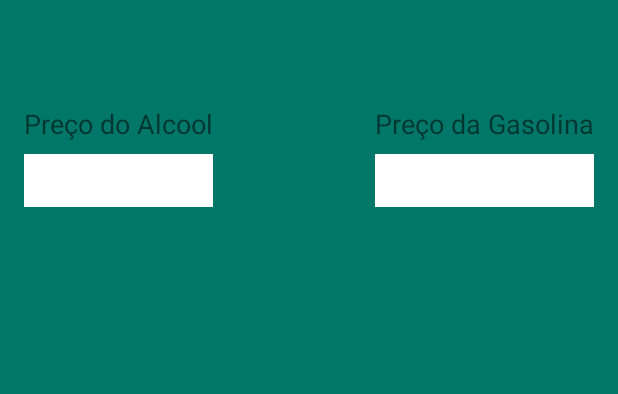
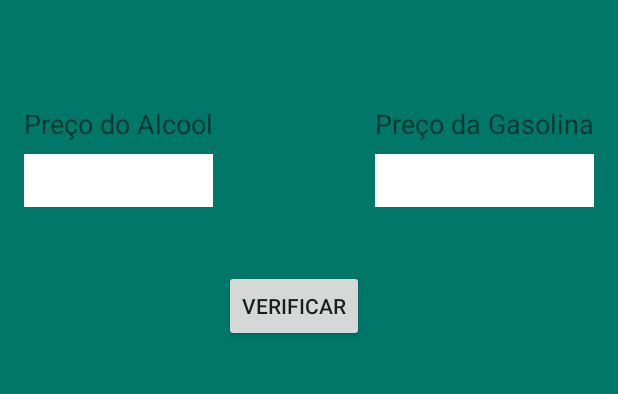
Before and after one commit to inhandui/alcoolougasolina-15apps, an Android app: the screen it shows after launch (MainActivity), on a phone screen of 412 x 824 dp, the part 255-649 px from its top. Run offline under Robolectric (Android 15) with nearby library versions, the phone set to English and light mode, and no system bars.

Commit message:
Adding button to calculate best choice.

```diff
--- a/app/src/main/res/layout/activity_main.xml
+++ b/app/src/main/res/layout/activity_main.xml
@@ -67,4 +67,14 @@
         app:layout_constraintStart_toStartOf="@+id/gasolina"
         app:layout_constraintTop_toBottomOf="@+id/gasolina" />
 
+    <Button
+        android:id="@+id/btn_verificar"
+        android:layout_width="wrap_content"
+        android:layout_height="wrap_content"
+        android:layout_marginTop="180dp"
+        android:text="@string/btn_verificar"
+        app:layout_constraintEnd_toStartOf="@+id/editText3"
+        app:layout_constraintStart_toEndOf="@+id/editText"
+        app:layout_constraintTop_toBottomOf="@+id/imageView" />
+
 </androidx.constraintlayout.widget.ConstraintLayout>
--- a/app/src/main/res/values/strings.xml
+++ b/app/src/main/res/values/strings.xml
@@ -2,4 +2,5 @@
     <string name="app_name">Alcool ou Gasolina</string>
     <string name="preco_alcool">Preço do Alcool</string>
     <string name="preco_gasolina">Preço da Gasolina</string>
+    <string name="btn_verificar">Verificar</string>
 </resources>
```
